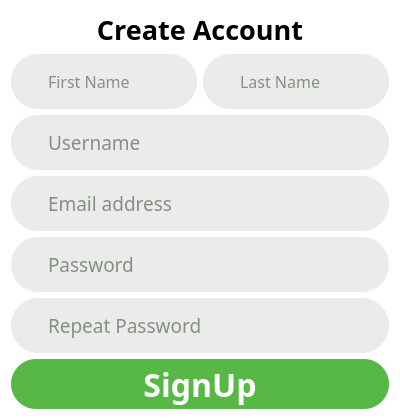
First picture: the form in ui/signup.ui, repository FarazGhoreishy/Shalqam, before the edit.
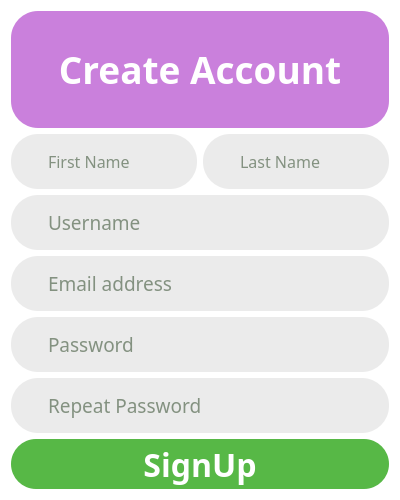
Second picture: the form after the edit. Icons and pictures are not drawn.

What changed in the file:
```diff
--- a/ui/signup.ui
+++ b/ui/signup.ui
@@ -7,7 +7,7 @@
     <x>0</x>
     <y>0</y>
     <width>400</width>
-    <height>419</height>
+    <height>500</height>
    </rect>
   </property>
   <property name="windowTitle">
@@ -22,18 +22,27 @@
   </property>
   <layout class="QVBoxLayout" name="verticalLayout_2">
    <item>
-    <layout class="QVBoxLayout" name="verticalLayout_3">
-     <item>
       <widget class="QLabel" name="createAccount_label">
        <property name="font">
         <font>
          <family>Josefin Slab</family>
-         <pointsize>20</pointsize>
+       <pointsize>28</pointsize>
          <weight>75</weight>
          <italic>false</italic>
          <bold>true</bold>
         </font>
        </property>
+     <property name="styleSheet">
+      <string notr="true">QLabel{
+    width: 100%;
+    height: 50px;
+    background-color: #CA80DC;
+    border-radius: 27px;
+    padding: 0 35px 0 35px;
+    color: #fff;
+    line-height: 1.2;
+}</string>
+     </property>
        <property name="text">
         <string>Create Account</string>
        </property>
@@ -42,6 +51,8 @@
        </property>
       </widget>
      </item>
+   <item>
+    <layout class="QVBoxLayout" name="verticalLayout_3">
      <item>
       <layout class="QHBoxLayout" name="horizontalLayout">
        <item>
```
Lines whose indentation alone changed are shown as unchanged.
